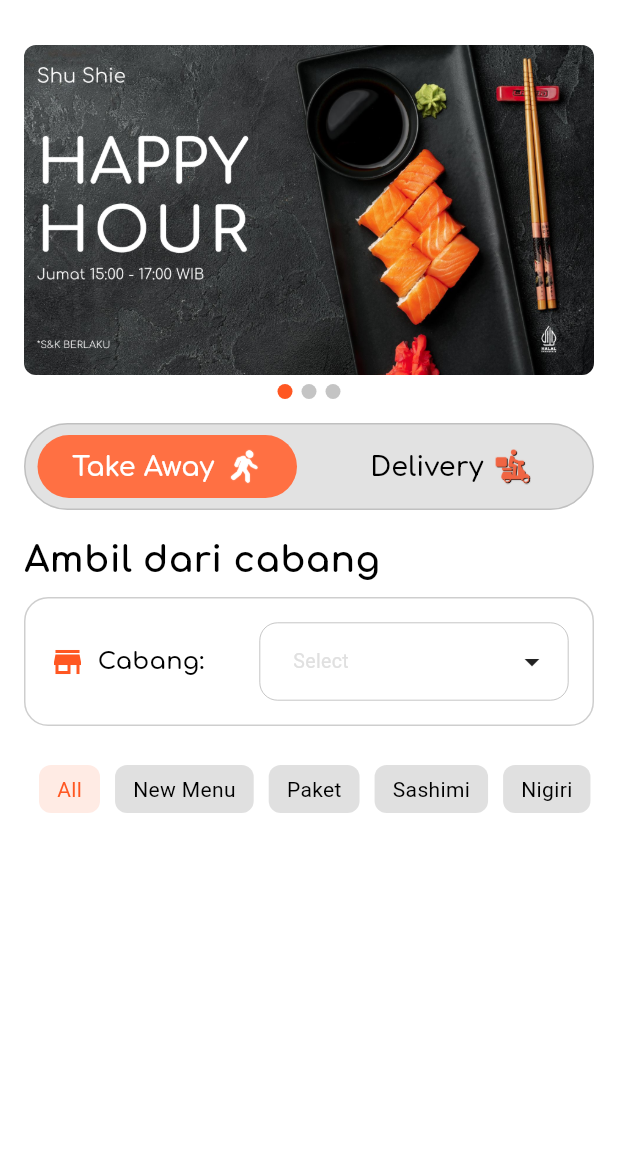
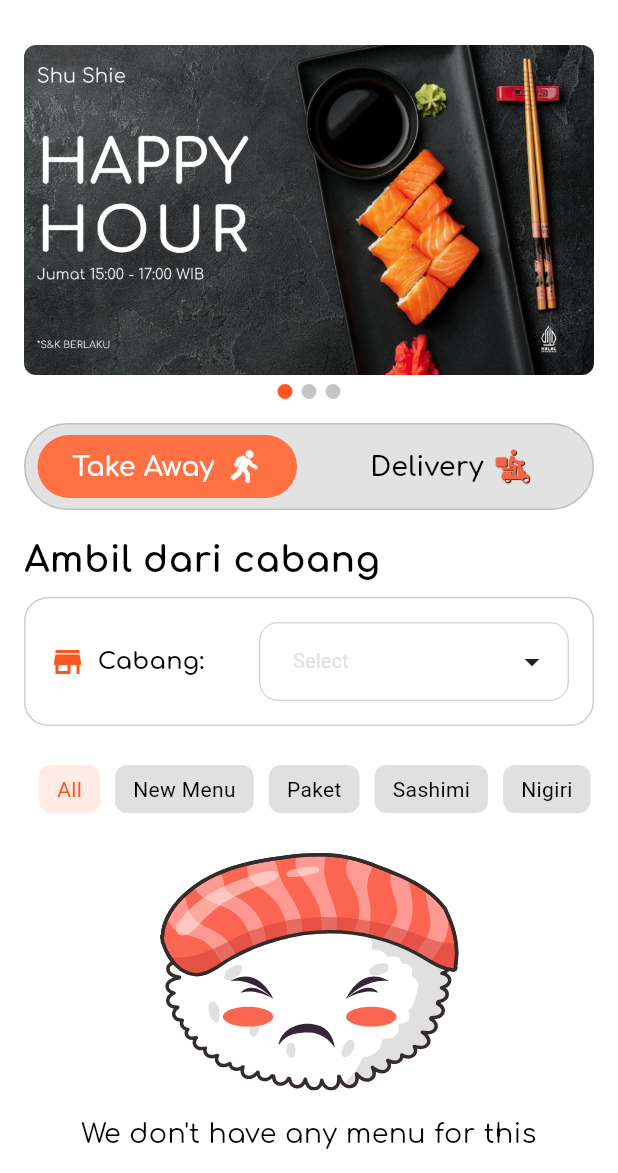
Before and after one commit to AlphaByte-RedTeam/sushi_app, a Flutter app: the Home screen opened by its route, on a phone screen of 412 x 824 dp, the part 63-1236 px from its top. Run offline on Flutter 3.47's test engine with Material 3 defaults, Android fonts, the phone set to English and light mode, and no system bars; drawn by our look-alikes of banner_carousel, chips_choice, multi_dropdown; our stand-ins replace flutter_dotenv, flutter_signin_button, flutter_svg, gap, google_fonts, money_formatter and 1 more; accounts and stored records are empty.

Commit message:
add filtered chips choice usability

```diff
--- a/lib/pages/home.dart
+++ b/lib/pages/home.dart
@@ -1,6 +1,7 @@
 import 'package:banner_carousel/banner_carousel.dart';
 import 'package:chips_choice/chips_choice.dart';
 import 'package:flutter/material.dart';
+import 'package:flutter_svg/flutter_svg.dart';
 import 'package:gap/gap.dart';
 import 'package:google_fonts/google_fonts.dart';
 import 'package:multi_dropdown/multiselect_dropdown.dart';
@@ -46,7 +47,17 @@ class _HomeState extends State<Home> {
 
   final _stream = SupabaseHelper().fetchAndStreamTable('sushi');
 
-  int indexSelectedMenu = 0;
+  List<String> categories = [
+    'All',
+    'New Menu',
+    'Paket',
+    'Sashimi',
+    'Nigiri',
+    'Rolls',
+    'Ramen',
+    'Beverage',
+  ];
+  String selectedCategory = 'All';
 
   @override
   Widget build(BuildContext context) {
@@ -419,19 +430,14 @@ class _HomeState extends State<Home> {
                       ),
                 const Gap(16),
                 ChipsChoice.single(
-                  value: indexSelectedMenu,
-                  onChanged: (val) => setState(() => indexSelectedMenu = val),
+                  value: categories.indexOf(selectedCategory),
+                  onChanged: (val) => setState(() {
+                    if (val >= 0 && val < categories.length) {
+                      selectedCategory = categories[val];
+                    }
+                  }),
                   choiceItems: C2Choice.listFrom<int, String>(
-                    source: [
-                      'All',
-                      'New Menu',
-                      'Paket',
-                      'Sashimi',
-                      'Nigiri',
-                      'Rolls',
-                      'Ramen',
-                      'Beverage',
-                    ],
+                    source: categories,
                     value: (idx, val) => idx,
                     label: (idx, val) => val,
                   ),
@@ -446,6 +452,38 @@ class _HomeState extends State<Home> {
                       );
                     }
                     final data = snapshot.data!;
+                    List filteredData = (selectedCategory == 'All')
+                        ? data
+                        : data
+                            .where((element) =>
+                                element['category'] == selectedCategory)
+                            .toList();
+                    if (filteredData.isEmpty) {
+                      return Center(
+                        child: Column(
+                          mainAxisAlignment: MainAxisAlignment.center,
+                          crossAxisAlignment: CrossAxisAlignment.center,
+                          children: [
+                            SvgPicture.asset(
+                              'assets/images/error.svg',
+                              width: 200,
+                            ),
+                            const Gap(16),
+                            SizedBox(
+                              width: MediaQuery.of(context).size.width * 0.8,
+                              child: Text(
+                                "We don't have any menu for this category. Please come back later.",
+                                style: GoogleFonts.comfortaa(
+                                  fontSize: 18,
+                                  fontWeight: FontWeight.normal,
+                                ),
+                                textAlign: TextAlign.center,
+                              ),
+                            ),
+                          ],
+                        ),
+                      );
+                    }
                     return SizedBox(
                       height: MediaQuery.of(context).size.height * 0.5,
                       child: ListView.separated(
@@ -454,23 +492,28 @@ class _HomeState extends State<Home> {
                             direction: Axis.horizontal,
                             children: [
                               Menu(
-                                hasDiscount: data[index]['has_discount'],
-                                normalPrice:
-                                    data[index]['sushi_price'].toDouble(),
-                                sushiName: data[index]['sushi_name'],
-                                sushiRating:
-                                    data[index]['sushi_rating'].toDouble(),
-                                sushiImage: data[index]['sushi_image'],
+                                hasDiscount: filteredData[index]
+                                    ['has_discount'],
+                                normalPrice: filteredData[index]['sushi_price']
+                                    .toDouble(),
+                                sushiName: filteredData[index]['sushi_name'],
+                                sushiRating: filteredData[index]['sushi_rating']
+                                    .toDouble(),
+                                sushiImage: filteredData[index]['sushi_image'],
                                 onPressed: () => Navigator.push(
                                   context,
                                   MaterialPageRoute(
                                     builder: (context) => MenuDetails(
-                                      menuName: data[index]['sushi_name'],
-                                      menuImage: data[index]['sushi_image'],
-                                      category: data[index]['category'],
-                                      normalPrice:
-                                          data[index]['sushi_price'].toDouble(),
-                                      description: data[index]['description'],
+                                      menuName: filteredData[index]
+                                          ['sushi_name'],
+                                      menuImage: filteredData[index]
+                                          ['sushi_image'],
+                                      category: filteredData[index]['category'],
+                                      normalPrice: filteredData[index]
+                                              ['sushi_price']
+                                          .toDouble(),
+                                      description: filteredData[index]
+                                          ['description'],
                                     ),
                                   ),
                                 ),
@@ -479,7 +522,7 @@ class _HomeState extends State<Home> {
                           );
                         },
                         separatorBuilder: (context, index) => const Gap(16),
-                        itemCount: data.length,
+                        itemCount: filteredData.length,
                         scrollDirection: Axis.horizontal,
                       ),
                     );
```
